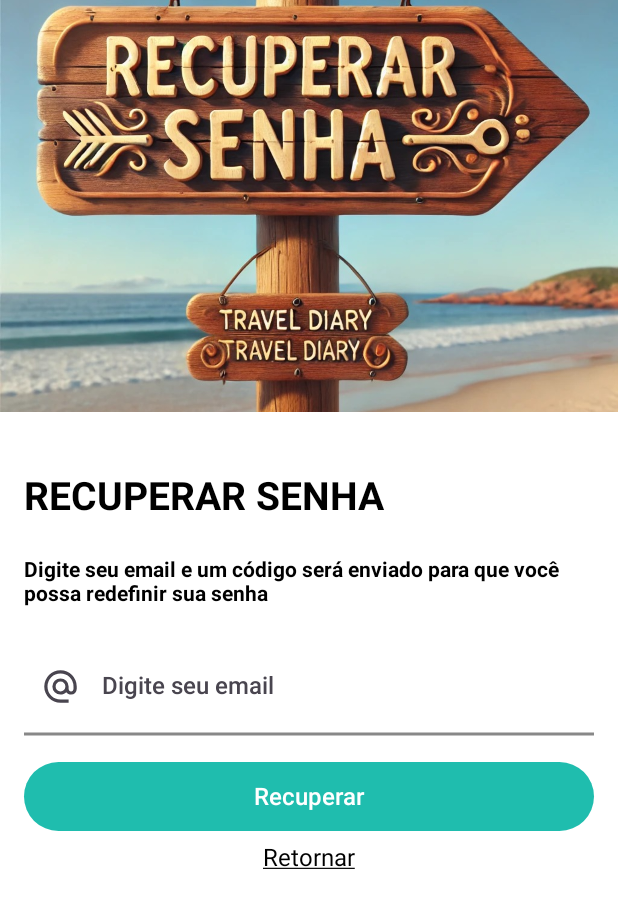
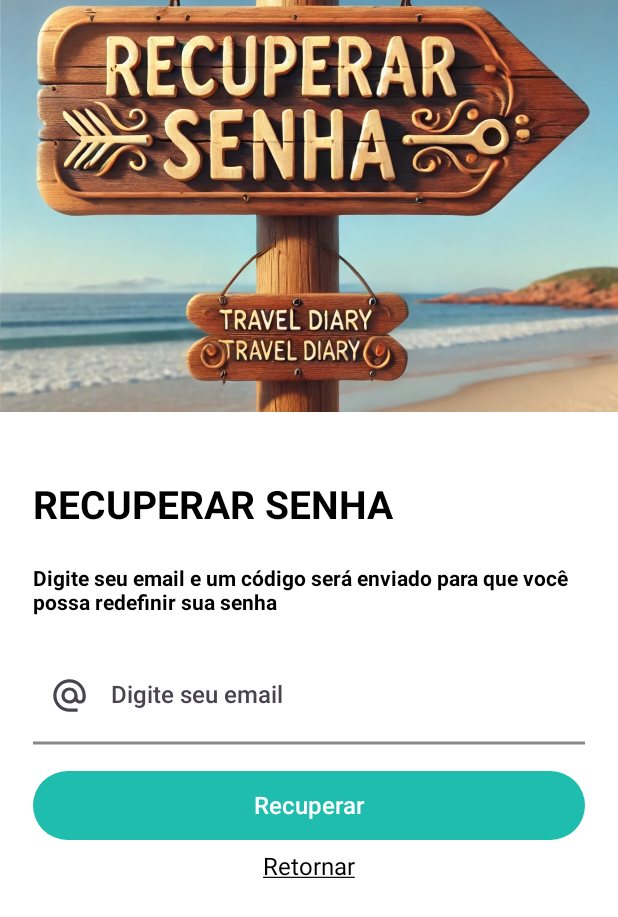
Before and after one commit to LucianoBruno1/Travel-Diary-pdmv, an Android app built with Jetpack Compose: the screen it shows after launch (MainActivity), on a phone screen of 412 x 824 dp. Shown: the top 917 px of the screen. Run offline under Robolectric (Android 15) with nearby library versions, the phone set to English and light mode, and no system bars.

Commit message:
ajustando espaçamento

```diff
--- a/app/src/main/java/com/ifpe/traveldiarypdmv/ui/screen/recoverpassword/RecoverPasswordScreen.kt
+++ b/app/src/main/java/com/ifpe/traveldiarypdmv/ui/screen/recoverpassword/RecoverPasswordScreen.kt
@@ -47,7 +47,7 @@ fun RecoverPasswordScreen(){
         Column(
             modifier = Modifier
                 .fillMaxSize()
-                .padding(16.dp),
+                .padding(22.dp),
             horizontalAlignment = Alignment.CenterHorizontally,
             verticalArrangement = Arrangement.Top
         ) {
```
